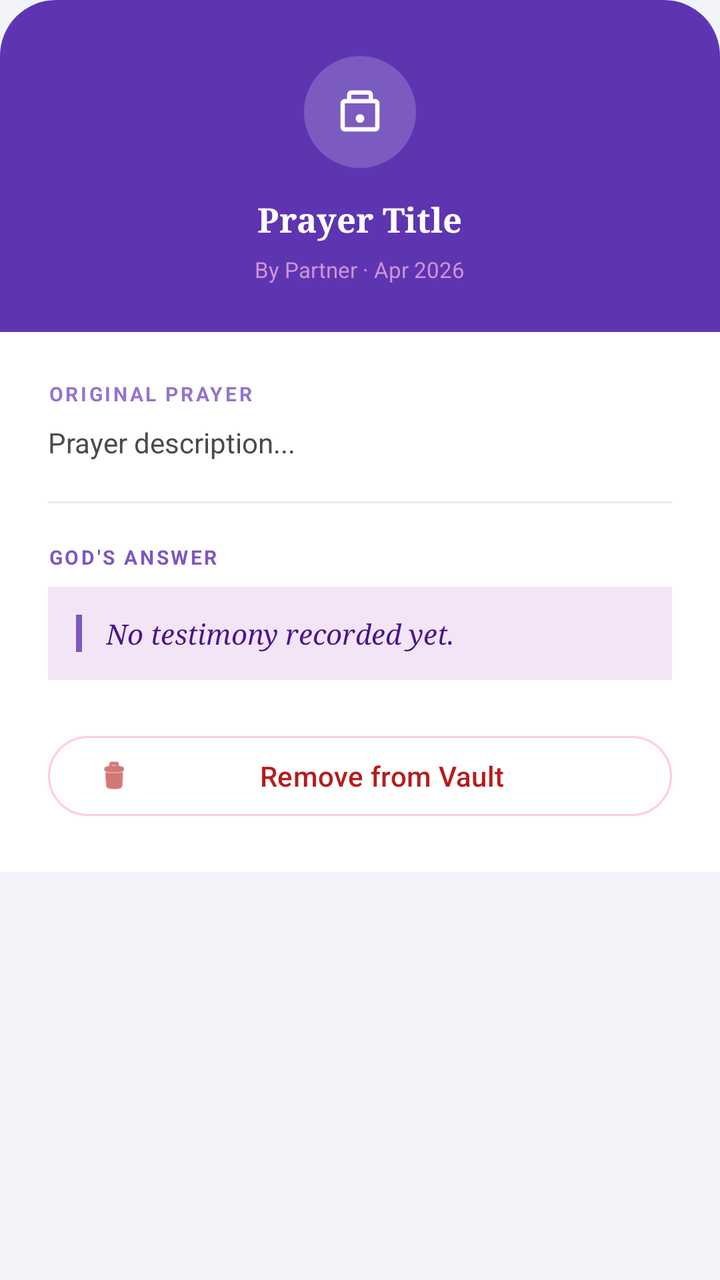
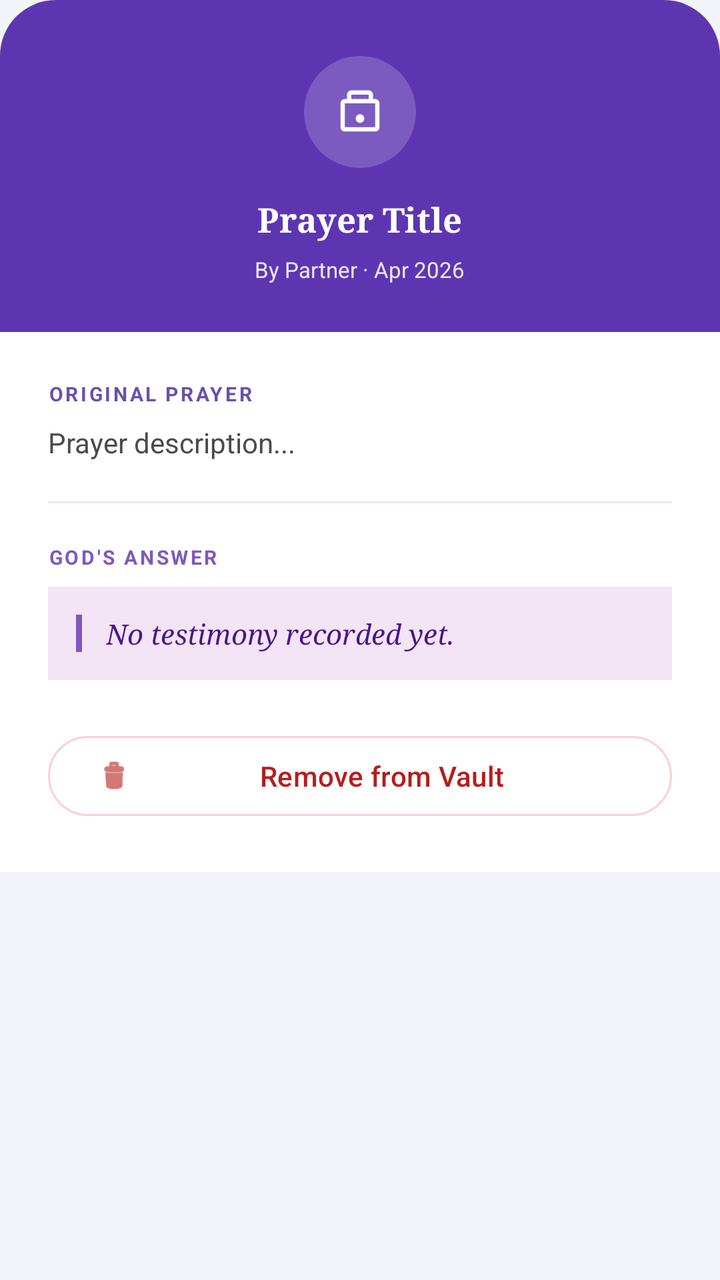

Screens rendered from an Android XML layout before and after an edit, with the pre-edit source and the edit as a unified diff.
<!-- AndroidManifest.xml: application theme Theme.SpiritualTracker -->
<!-- res/layout/dialog_view_testimony.xml -->
<?xml version="1.0" encoding="utf-8"?>
<androidx.core.widget.NestedScrollView xmlns:android="http://schemas.android.com/apk/res/android"
    xmlns:app="http://schemas.android.com/apk/res-auto"
    android:layout_width="match_parent"
    android:layout_height="wrap_content">

<LinearLayout
    android:layout_width="match_parent"
    android:layout_height="wrap_content"
    android:orientation="vertical">

    
    <LinearLayout
        android:layout_width="match_parent"
        android:layout_height="wrap_content"
        android:background="@drawable/bg_dialog_header"
        android:orientation="vertical"
        android:gravity="center"
        android:paddingTop="28dp"
        android:paddingBottom="24dp"
        android:paddingHorizontal="24dp">

        
        <LinearLayout
            android:layout_width="56dp"
            android:layout_height="56dp"
            android:background="@drawable/circle_background"
            android:backgroundTint="#30FFFFFF"
            android:gravity="center"
            android:layout_marginBottom="14dp">
            <ImageView
                android:layout_width="26dp"
                android:layout_height="26dp"
                android:src="@drawable/ic_vault_open"
                app:tint="#FFFFFF"/>
        </LinearLayout>

        <TextView
            android:id="@+id/tvDialogTitle"
            android:layout_width="wrap_content"
            android:layout_height="wrap_content"
            android:text="Prayer Title"
            android:textColor="#FFFFFF"
            android:textSize="17sp"
            android:fontFamily="serif"
            android:textStyle="bold"
            android:gravity="center"
            android:paddingHorizontal="8dp"
            android:layout_marginBottom="6dp"/>

        <TextView
            android:id="@+id/tvDialogAuthor"
            android:layout_width="wrap_content"
            android:layout_height="wrap_content"
            android:text="By Partner · Apr 2026"
            android:textColor="#CE93D8"
            android:textSize="11sp"/>
    </LinearLayout>

    
    <LinearLayout
        android:layout_width="match_parent"
        android:layout_height="wrap_content"
        android:orientation="vertical"
        android:padding="24dp"
        android:background="#FFFFFF">

        <TextView
            android:layout_width="wrap_content"
            android:layout_height="wrap_content"
            android:text="ORIGINAL PRAYER"
            android:textColor="#9575CD"
            android:textSize="10sp"
            android:textStyle="bold"
            android:letterSpacing="0.12"
            android:layout_marginBottom="8dp"/>

        <TextView
            android:id="@+id/tvDialogDescription"
            android:layout_width="match_parent"
            android:layout_height="wrap_content"
            android:text="Prayer description..."
            android:textColor="#4A4A4E"
            android:textSize="14sp"
            android:lineSpacingExtra="4dp"
            android:layout_marginBottom="20dp"/>

        <View
            android:layout_width="match_parent"
            android:layout_height="1dp"
            android:background="#EDE7F6"
            android:layout_marginBottom="20dp"/>

        <TextView
            android:layout_width="wrap_content"
            android:layout_height="wrap_content"
            android:text="GOD'S ANSWER"
            android:textColor="#7E57C2"
            android:textSize="10sp"
            android:textStyle="bold"
            android:letterSpacing="0.12"
            android:layout_marginBottom="8dp"/>

        
        <LinearLayout
            android:layout_width="match_parent"
            android:layout_height="wrap_content"
            android:background="#F3E5F5"
            android:orientation="horizontal"
            android:padding="14dp"
            android:layout_marginBottom="24dp">

            <View
                android:layout_width="3dp"
                android:layout_height="match_parent"
                android:background="#7E57C2"
                android:layout_marginEnd="12dp"/>

            <TextView
                android:id="@+id/tvDialogTestimony"
                android:layout_width="0dp"
                android:layout_height="wrap_content"
                android:layout_weight="1"
                android:text="No testimony recorded yet."
                android:textColor="#4A148C"
                android:textSize="14sp"
                android:lineSpacingExtra="4dp"
                android:fontFamily="serif"
                android:textStyle="italic"/>
        </LinearLayout>

        
        <com.google.android.material.button.MaterialButton
            android:id="@+id/btnDeleteTestimony"
            style="@style/Widget.Material3.Button.OutlinedButton"
            android:layout_width="match_parent"
            android:layout_height="48dp"
            android:text="Remove from Vault"
            android:textColor="#B71C1C"
            android:textAllCaps="false"
            android:textSize="14sp"
            app:strokeColor="#FFCDD2"
            app:icon="@android:drawable/ic_menu_delete"
            app:iconTint="#B71C1C"/>
    </LinearLayout>
</LinearLayout>
</androidx.core.widget.NestedScrollView>
<!-- resources referenced by this layout -->
<resources>
  <!-- drawable bg_dialog_header (drawable) -->
  <?xml version="1.0" encoding="utf-8"?>
  <shape xmlns:android="http://schemas.android.com/apk/res/android" android:shape="rectangle">
      <solid android:color="#5E35B1"/>
      <corners
          android:topLeftRadius="28dp"
          android:topRightRadius="28dp"/>
  </shape>
  <!-- drawable circle_background (drawable) -->
  <?xml version="1.0" encoding="utf-8"?>
  <shape xmlns:android="http://schemas.android.com/apk/res/android"
      android:shape="oval">
      <solid android:color="#FFFFFF" />
  </shape>
  <!-- drawable ic_vault_open (drawable) -->
  <vector xmlns:android="http://schemas.android.com/apk/res/android"
      android:width="24dp"
      android:height="24dp"
      android:viewportWidth="960"
      android:viewportHeight="960">
      <path
          android:fillColor="@android:color/white"
          android:pathData="M200,840Q167,840 143.5,816.5Q120,793 120,760L120,320Q120,287 143.5,263.5Q167,240 200,240L240,240L240,160Q240,127 263.5,103.5Q287,80 320,80L640,80Q673,80 696.5,103.5Q720,127 720,160L720,240L760,240Q793,240 816.5,263.5Q840,287 840,320L840,760Q840,793 816.5,816.5Q793,840 760,840L200,840ZM320,240L640,240L640,160L320,160L320,240ZM200,760L760,760L760,320L200,320L200,760ZM480,680Q513,680 536.5,656.5Q560,633 560,600Q560,567 536.5,543.5Q513,520 480,520Q447,520 423.5,543.5Q400,567 400,600Q400,633 423.5,656.5Q447,680 480,680Z"/>
  </vector>
  <style name="Theme.SpiritualTracker" parent="Base.Theme.SpiritualTracker" />
  <style name="Base.Theme.SpiritualTracker" parent="Theme.Material3.DayNight.NoActionBar">
          <item name="colorPrimary">#7E57C2</item>
          <item name="colorOnPrimary">#FFFFFF</item>
          <item name="colorSecondaryContainer">#D1C4E9</item>
          <item name="colorOnSecondaryContainer">#7E57C2</item>
          <item name="android:windowBackground">#F3F4F9</item>
          
          <item name="android:navigationBarColor">#F5F5F5</item>
          <item name="android:windowLightNavigationBar" tools:targetApi="27">true</item>
      </style>
</resources>

<!-- the commit's change to res/layout/dialog_view_testimony.xml (unified diff, before → after) -->
@@ -53,7 +53,7 @@
             android:layout_width="wrap_content"
             android:layout_height="wrap_content"
             android:text="By Partner · Apr 2026"
-            android:textColor="#CE93D8"
+            android:textColor="#EDE7F6"
             android:textSize="11sp"/>
     </LinearLayout>
 
@@ -69,7 +69,7 @@
             android:layout_width="wrap_content"
             android:layout_height="wrap_content"
             android:text="ORIGINAL PRAYER"
-            android:textColor="#9575CD"
+            android:textColor="#6A4FB0"
             android:textSize="10sp"
             android:textStyle="bold"
             android:letterSpacing="0.12"
